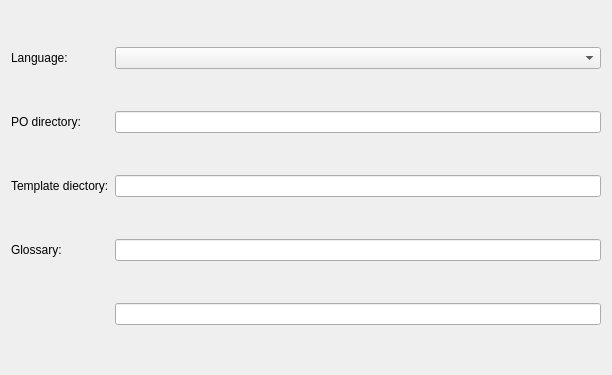
Old version of the form src/project/prefs_projectmain.ui in the repository KDE/lokalize.
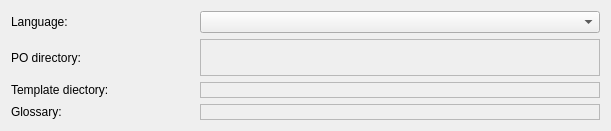
New version of the form. Custom widgets are drawn as their Qt base class.

Commit message:
WebQuery view. See example script that works with google-translate and project file for it in l10n-kde4/ru directory (will commit them+terms.tbx a bit later today; open any file from ru/ dir and the project with scripts and glossary will be loaded automatically) TODO: autoquery, prefetching, caching (currently uses kio's cache)
Extend TBX format support, allow editing of existing entries

add google to Thanks to section of about box

also see http://techbase.kde.org/Projects/Summer_of_Code/2007/Projects/KAider/Introduction

What changed in the file:
```diff
--- a/src/project/prefs_projectmain.ui
+++ b/src/project/prefs_projectmain.ui
@@ -5,84 +5,185 @@
    <rect>
     <x>0</x>
     <y>0</y>
-    <width>612</width>
-    <height>375</height>
+    <width>630</width>
+    <height>300</height>
    </rect>
   </property>
-  <layout class="QGridLayout" >
-   <property name="leftMargin" >
-    <number>11</number>
+   <property name="geometry" >
+    <rect>
+     <x>8</x>
+     <y>10</y>
+     <width>611</width>
+     <height>131</height>
+    </rect>
    </property>
-   <property name="topMargin" >
-    <number>11</number>
+  <widget class="RelPathSaver" name="kcfg_PoBaseDir" >
+   <property name="geometry" >
+    <rect>
+     <x>120</x>
+     <y>209</y>
+     <width>480</width>
+     <height>22</height>
+    </rect>
    </property>
-   <property name="rightMargin" >
-    <number>11</number>
+  </widget>
+  <widget class="RelPathSaver" name="kcfg_GlossaryTbx" >
+   <property name="geometry" >
+    <rect>
+     <x>120</x>
+     <y>267</y>
+     <width>480</width>
+     <height>22</height>
+    </rect>
    </property>
-   <property name="bottomMargin" >
-    <number>11</number>
+  </widget>
+  <widget class="RelPathSaver" name="kcfg_PotBaseDir" >
+   <property name="geometry" >
+    <rect>
+     <x>120</x>
+     <y>238</y>
+     <width>480</width>
+     <height>22</height>
+    </rect>
    </property>
-   <property name="horizontalSpacing" >
-    <number>6</number>
+  </widget>
+  <widget class="QLineEdit" name="kcfg_LangCode" >
+   <property name="geometry" >
+    <rect>
+     <x>120</x>
+     <y>180</y>
+     <width>480</width>
+     <height>22</height>
+    </rect>
    </property>
-   <property name="verticalSpacing" >
-    <number>6</number>
-   </property>
-   <item row="2" column="0" >
-    <widget class="QLabel" name="textLabel2" >
-     <property name="text" >
-      <string>Template diectory:</string>
-     </property>
-     <property name="wordWrap" >
-      <bool>false</bool>
-     </property>
-    </widget>
-   </item>
-   <item row="1" column="0" >
-    <widget class="QLabel" name="textLabel2_2" >
-     <property name="text" >
-      <string>PO directory:</string>
-     </property>
-     <property name="wordWrap" >
-      <bool>false</bool>
-     </property>
-    </widget>
-   </item>
-   <item row="1" column="1" >
-    <widget class="QLineEdit" name="kcfg_PoBaseDir" />
-   </item>
-   <item row="2" column="1" >
-    <widget class="QLineEdit" name="kcfg_PotBaseDir" />
-   </item>
-   <item row="3" column="1" >
-    <widget class="QLineEdit" name="kcfg_GlossaryTbx" />
-   </item>
-   <item row="3" column="0" >
-    <widget class="QLabel" name="label" >
-     <property name="text" >
-      <string>Glossary:</string>
-     </property>
-    </widget>
-   </item>
-   <item row="0" column="0" >
-    <widget class="QLabel" name="label_2" >
-     <property name="text" >
-      <string>Language:</string>
-     </property>
-    </widget>
-   </item>
-   <item row="0" column="1" >
-    <widget class="QComboBox" name="LangCode" />
-   </item>
-   <item row="4" column="1" >
-    <widget class="QLineEdit" name="kcfg_LangCode" />
-     <property name="visible" >
-      <bool>false</bool>
-     </property>
-   </item>
-  </layout>
- </widget>
+  </widget>
+   <layout class="QGridLayout" >
+    <item row="0" column="0" >
+     <widget class="QLabel" name="label_2" >
+      <property name="text" >
+       <string>Language:</string>
+      </property>
+     </widget>
+    </item>
+    <item row="0" column="1" >
+     <widget class="QComboBox" name="LangCode" >
+      <property name="minimumSize" >
+       <size>
+        <width>400</width>
+        <height>0</height>
+       </size>
+      </property>
+     </widget>
+    </item>
+    <item row="1" column="1" >
+     <widget class="KUrlRequester" name="poBaseDir" >
+      <property name="sizePolicy" >
+       <sizepolicy vsizetype="Minimum" hsizetype="Preferred" >
+        <horstretch>0</horstretch>
+        <verstretch>0</verstretch>
+       </sizepolicy>
+      </property>
+      <property name="minimumSize" >
+       <size>
+        <width>400</width>
+        <height>16</height>
+       </size>
+      </property>
+      <property name="frameShape" >
+       <enum>QFrame::StyledPanel</enum>
+      </property>
+      <property name="frameShadow" >
+       <enum>QFrame::Raised</enum>
+      </property>
+     </widget>
+    </item>
+    <item row="2" column="1" >
+     <widget class="KUrlRequester" name="potBaseDir" >
+      <property name="sizePolicy" >
+       <sizepolicy vsizetype="Fixed" hsizetype="Preferred" >
+        <horstretch>0</horstretch>
+        <verstretch>0</verstretch>
+       </sizepolicy>
+      </property>
+      <property name="minimumSize" >
+       <size>
+        <width>400</width>
+        <height>16</height>
+       </size>
+      </property>
+      <property name="frameShape" >
+       <enum>QFrame::StyledPanel</enum>
+      </property>
+      <property name="frameShadow" >
+       <enum>QFrame::Raised</enum>
+      </property>
+     </widget>
+    </item>
+    <item row="3" column="1" >
+     <widget class="KUrlRequester" name="glossaryTbx" >
+      <property name="sizePolicy" >
+       <sizepolicy vsizetype="Fixed" hsizetype="Preferred" >
+        <horstretch>0</horstretch>
+        <verstretch>0</verstretch>
+       </sizepolicy>
+      </property>
+      <property name="minimumSize" >
+       <size>
+        <width>400</width>
+        <height>16</height>
+       </size>
+      </property>
+      <property name="frameShape" >
+       <enum>QFrame::StyledPanel</enum>
+      </property>
+      <property name="frameShadow" >
+       <enum>QFrame::Raised</enum>
+      </property>
+     </widget>
+    </item>
+    <item row="1" column="0" >
+     <widget class="QLabel" name="textLabel2_2" >
+      <property name="text" >
+       <string>PO directory:</string>
+      </property>
+      <property name="wordWrap" >
+       <bool>false</bool>
+      </property>
+     </widget>
+    </item>
+    <item row="2" column="0" >
+     <widget class="QLabel" name="textLabel2" >
+      <property name="text" >
+       <string>Template diectory:</string>
+      </property>
+      <property name="wordWrap" >
+       <bool>false</bool>
+      </property>
+     </widget>
+    </item>
+    <item row="3" column="0" >
+     <widget class="QLabel" name="label" >
+      <property name="text" >
+       <string>Glossary:</string>
+      </property>
+     </widget>
+    </item>
+   </layout>
+  </widget>
  <layoutdefault spacing="6" margin="11" />
+ <customwidgets>
+  <customwidget>
+   <class>KUrlRequester</class>
+   <extends>QFrame</extends>
+   <header location="global" >kurlrequester.h</header>
+   <container>1</container>
+  </customwidget>
+  <customwidget>
+   <class>RelPathSaver</class>
+   <extends>QLineEdit</extends>
+   <header>relpathsaver.h</header>
+  </customwidget>
+ </customwidgets>
  <resources/>
  <connections>
   <connection>
```
Left out of the diff: 19 changed lines with no effect on the pictures. The commit also changes 47 other files.
